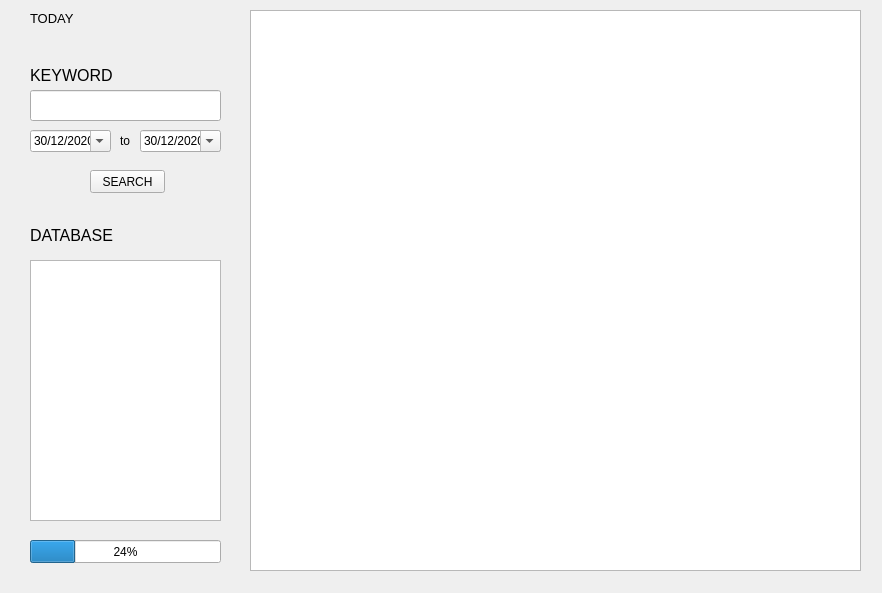
Old version of the form main_web.ui in the repository thitanun/Scrab-p-ing.
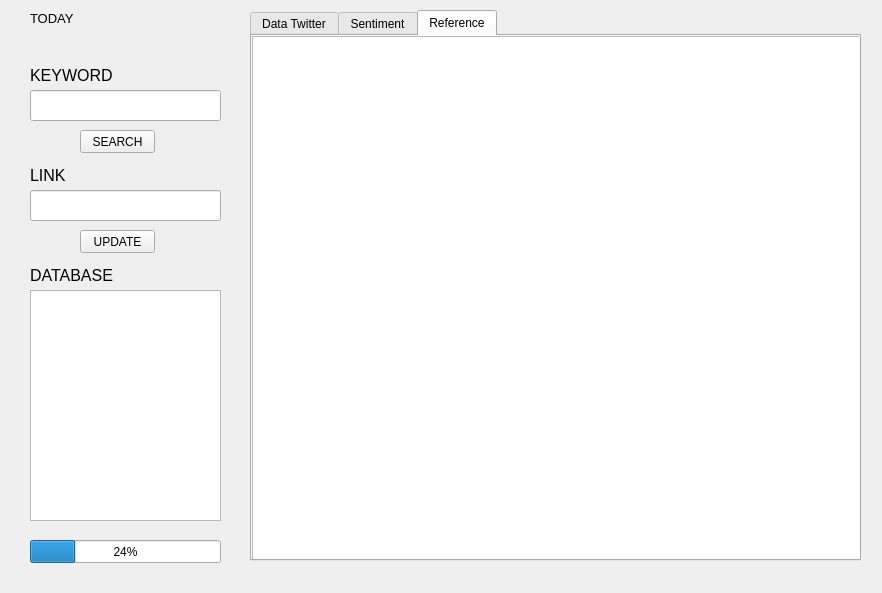
New version of the form.

```diff
--- a/main_web.ui
+++ b/main_web.ui
@@ -47,8 +47,8 @@
   <widget class="QPushButton" name="search_bttn_ht">
    <property name="geometry">
     <rect>
-     <x>90</x>
-     <y>170</y>
+     <x>80</x>
+     <y>130</y>
      <width>75</width>
      <height>23</height>
     </rect>
@@ -61,9 +61,9 @@
    <property name="geometry">
     <rect>
      <x>30</x>
-     <y>260</y>
+     <y>290</y>
      <width>191</width>
-     <height>261</height>
+     <height>231</height>
     </rect>
    </property>
   </widget>
@@ -71,7 +71,7 @@
    <property name="geometry">
     <rect>
      <x>30</x>
-     <y>220</y>
+     <y>260</y>
      <width>191</width>
      <height>31</height>
     </rect>
@@ -88,125 +88,6 @@
     <string>DATABASE</string>
    </property>
   </widget>
-  <widget class="QDateEdit" name="start_date">
-   <property name="geometry">
-    <rect>
-     <x>30</x>
-     <y>130</y>
-     <width>81</width>
-     <height>22</height>
-    </rect>
-   </property>
-   <property name="locale">
-    <locale language="English" country="UnitedStates"/>
-   </property>
-   <property name="dateTime">
-    <datetime>
-     <hour>0</hour>
-     <minute>0</minute>
-     <second>0</second>
-     <year>2020</year>
-     <month>12</month>
-     <day>30</day>
-    </datetime>
-   </property>
-   <property name="minimumDateTime">
-    <datetime>
-     <hour>0</hour>
-     <minute>0</minute>
-     <second>0</second>
-     <year>2020</year>
-     <month>9</month>
-     <day>30</day>
-    </datetime>
-   </property>
-   <property name="maximumTime">
-    <time>
-     <hour>23</hour>
-     <minute>59</minute>
-     <second>59</second>
-    </time>
-   </property>
-   <property name="displayFormat">
-    <string>dd/MM/yyyy</string>
-   </property>
-   <property name="calendarPopup">
-    <bool>true</bool>
-   </property>
-   <property name="date">
-    <date>
-     <year>2020</year>
-     <month>12</month>
-     <day>30</day>
-    </date>
-   </property>
-  </widget>
-  <widget class="QDateEdit" name="stop_date">
-   <property name="geometry">
-    <rect>
-     <x>140</x>
-     <y>130</y>
-     <width>81</width>
-     <height>22</height>
-    </rect>
-   </property>
-   <property name="locale">
-    <locale language="English" country="UnitedStates"/>
-   </property>
-   <property name="dateTime">
-    <datetime>
-     <hour>0</hour>
-     <minute>0</minute>
-     <second>0</second>
-     <year>2020</year>
-     <month>12</month>
-     <day>30</day>
-    </datetime>
-   </property>
-   <property name="minimumDateTime">
-    <datetime>
-     <hour>0</hour>
-     <minute>0</minute>
-     <second>0</second>
-     <year>2020</year>
-     <month>9</month>
-     <day>30</day>
-    </datetime>
-   </property>
-   <property name="maximumTime">
-    <time>
-     <hour>23</hour>
-     <minute>59</minute>
-     <second>59</second>
-    </time>
-   </property>
-   <property name="displayFormat">
-    <string>dd/MM/yyyy</string>
-   </property>
-   <property name="calendarPopup">
-    <bool>true</bool>
-   </property>
-   <property name="date">
-    <date>
-     <year>2020</year>
-     <month>12</month>
-     <day>30</day>
-    </date>
-   </property>
-  </widget>
-  <widget class="QLabel" name="label">
-   <property name="geometry">
-    <rect>
-     <x>120</x>
-     <y>120</y>
-     <width>47</width>
-     <height>41</height>
-    </rect>
-   </property>
-   <property name="text">
-    <string>to</string>
-   </property>
-  </widget>
   <widget class="QProgressBar" name="progress_bar">
    <property name="geometry">
     <rect>
@@ -254,14 +135,106 @@
     <string/>
    </property>
   </widget>
-  <widget class="QTableWidget" name="data_box">
+  <widget class="QTabWidget" name="tabWidget">
    <property name="geometry">
     <rect>
      <x>250</x>
      <y>10</y>
      <width>611</width>
-     <height>561</height>
+     <height>551</height>
     </rect>
+   </property>
+   <property name="currentIndex">
+    <number>2</number>
+   </property>
+   <widget class="QWidget" name="tab">
+    <attribute name="title">
+     <string>Data Twitter</string>
+    </attribute>
+    <widget class="QTableWidget" name="table_box">
+     <property name="geometry">
+      <rect>
+       <x>0</x>
+       <y>0</y>
+       <width>611</width>
+       <height>531</height>
+      </rect>
+     </property>
+    </widget>
+   </widget>
+   <widget class="QWidget" name="tab_2">
+    <attribute name="title">
+     <string>Sentiment</string>
+    </attribute>
+    <widget class="QTableWidget" name="table_box_2">
+     <property name="geometry">
+      <rect>
+       <x>0</x>
+       <y>0</y>
+       <width>611</width>
+       <height>531</height>
+      </rect>
+     </property>
+    </widget>
+   </widget>
+   <widget class="QWidget" name="tab_3">
+    <attribute name="title">
+     <string>Reference</string>
+    </attribute>
+    <widget class="QTableWidget" name="table_box_3">
+     <property name="geometry">
+      <rect>
+       <x>0</x>
+       <y>0</y>
+       <width>611</width>
+       <height>531</height>
+      </rect>
+     </property>
+    </widget>
+   </widget>
+  </widget>
+  <widget class="QLabel" name="ht_label_3">
+   <property name="geometry">
+    <rect>
+     <x>30</x>
+     <y>160</y>
+     <width>191</width>
+     <height>31</height>
+    </rect>
+   </property>
+   <property name="font">
+    <font>
+     <family>MS Shell Dlg 2</family>
+     <pointsize>12</pointsize>
+     <weight>50</weight>
+     <bold>false</bold>
+    </font>
+   </property>
+   <property name="text">
+    <string>LINK</string>
+   </property>
+  </widget>
+  <widget class="QLineEdit" name="ent_ht_2">
+   <property name="geometry">
+    <rect>
+     <x>30</x>
+     <y>190</y>
+     <width>191</width>
+     <height>31</height>
+    </rect>
+   </property>
+  </widget>
+  <widget class="QPushButton" name="search_bttn_ht_2">
+   <property name="geometry">
+    <rect>
+     <x>80</x>
+     <y>230</y>
+     <width>75</width>
+     <height>23</height>
+    </rect>
+   </property>
+   <property name="text">
+    <string>UPDATE</string>
    </property>
   </widget>
  </widget>
```
